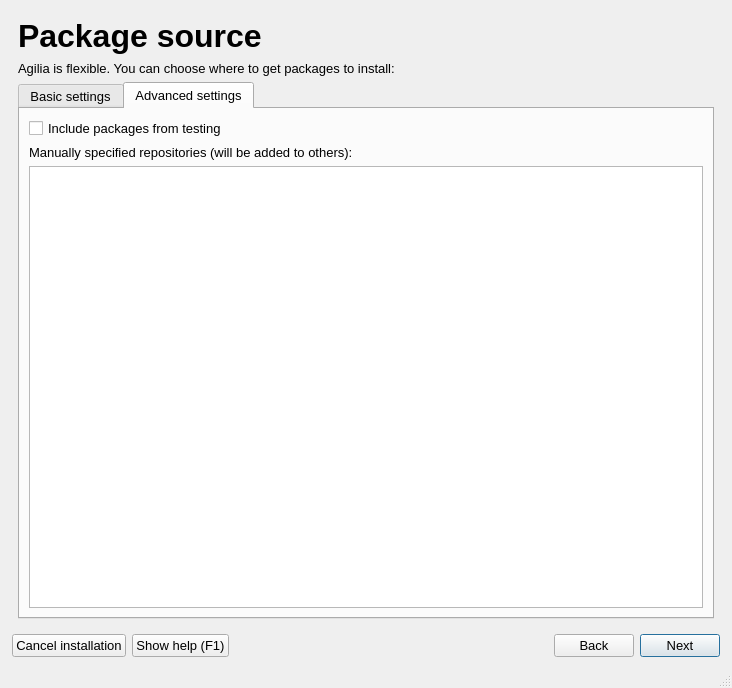
This is guiinstaller/guisetup/mainwindow.ui in aix27249/mpkg as Qt 5 draws it before an edit. The edited form follows.
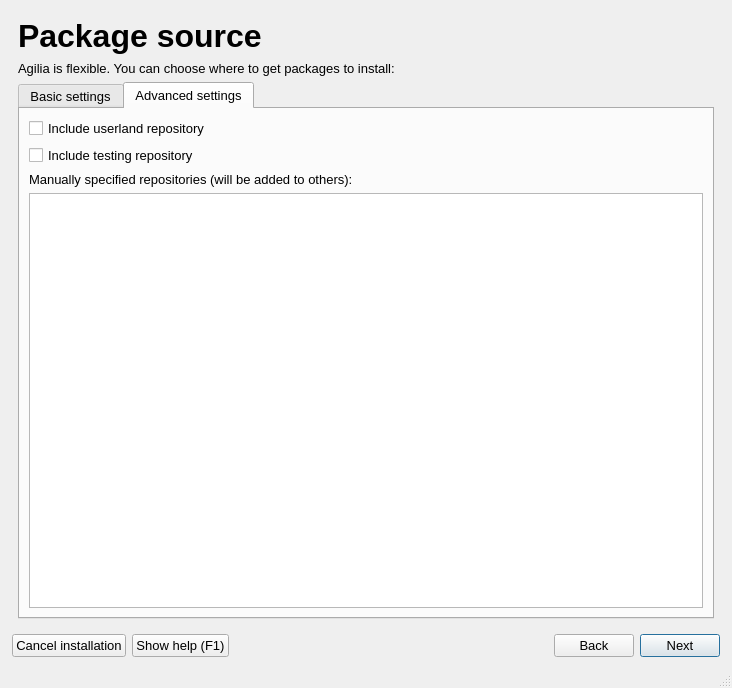
This is the edited form. The open tabs and pages were chosen to show the change. Icons and pictures are not drawn.

Commit message: I hope it will at least work as before :)

Patch:
```diff
--- a/guiinstaller/guisetup/mainwindow.ui
+++ b/guiinstaller/guisetup/mainwindow.ui
@@ -814,7 +814,14 @@
             <item>
              <widget class="QCheckBox" name="checkBox">
               <property name="text">
-               <string>Include packages from testing</string>
+               <string>Include userland repository</string>
+              </property>
+             </widget>
+            </item>
+            <item>
+             <widget class="QCheckBox" name="includeTestingCheckBox">
+              <property name="text">
+               <string>Include testing repository</string>
               </property>
              </widget>
             </item>
```
Left out of the diff: 8 changed lines with no effect on the pictures. The commit also changes 1 other file.
